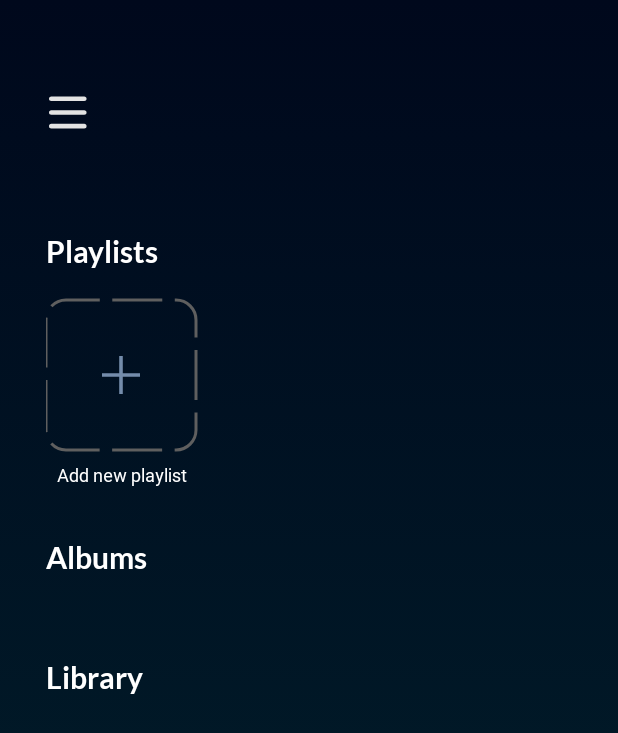
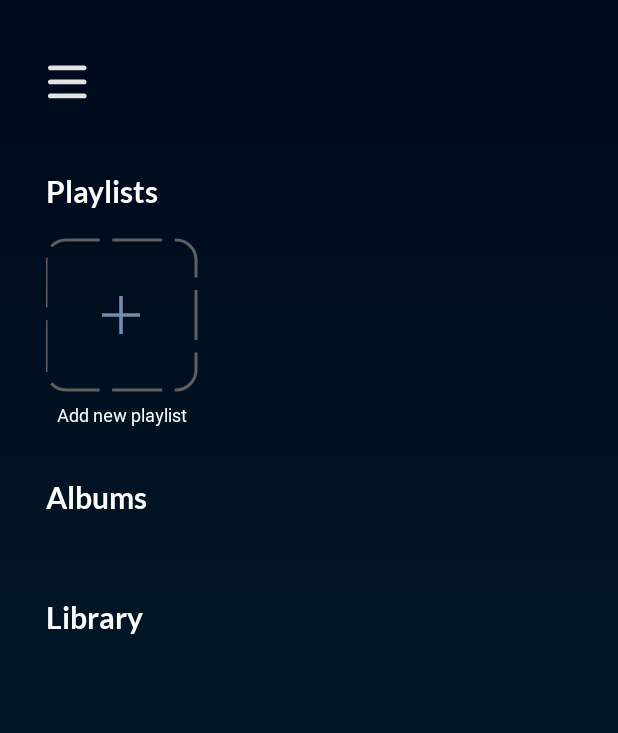
Before and after one commit to DimaSidukov/Sparvel, an Android app built with Jetpack Compose: the screen it shows after launch (MainActivity), on a phone screen of 412 x 824 dp. Shown: the top 733 px of the screen. Run offline under Robolectric (Android 15) with nearby library versions, the phone set to English and light mode, and no system bars; our stand-ins replace accompanist; Roboto replaces fonts that are not available here; 1 statement that could not run was skipped.

Commit message:
simplify layouts of touchable elements

```diff
--- a/app/src/main/java/com/sidukov/sparvel/core/widgets/MenuSearchPanel.kt
+++ b/app/src/main/java/com/sidukov/sparvel/core/widgets/MenuSearchPanel.kt
@@ -1,15 +1,14 @@
 package com.sidukov.sparvel.core.widgets
 
-import androidx.compose.foundation.Image
 import androidx.compose.foundation.clickable
 import androidx.compose.foundation.interaction.MutableInteractionSource
 import androidx.compose.foundation.layout.*
 import androidx.compose.material.ripple.rememberRipple
+import androidx.compose.material3.Icon
 import androidx.compose.runtime.Composable
 import androidx.compose.runtime.remember
 import androidx.compose.ui.Alignment
 import androidx.compose.ui.Modifier
-import androidx.compose.ui.graphics.ColorFilter
 import androidx.compose.ui.res.painterResource
 import androidx.compose.ui.unit.dp
 import com.sidukov.sparvel.R
@@ -26,38 +25,31 @@ fun MenuSearchPanel(
         modifier = Modifier
             .systemBarsPadding()
     ) {
-        Box(
+        Row(
             modifier = Modifier
-                .padding(end = 30.dp, bottom = 30.dp, top = 30.dp)
                 .fillMaxWidth()
+                .padding(end = 30.dp, bottom = 30.dp, top = 30.dp),
+            verticalAlignment = Alignment.CenterVertically
         ) {
-            Box(
+            Icon(
+                painter = painterResource(id = R.drawable.ic_menu),
+                contentDescription = null,
+                tint = SparvelTheme.colors.navigation,
                 modifier = Modifier
-                    .padding(20.dp)
-                    .size(50.dp)
-                    .align(Alignment.CenterStart)
+                    .padding(start = 20.dp)
                     .clickable(
-                        interactionSource = remember { MutableInteractionSource() },
+                        interactionSource = remember {
+                            MutableInteractionSource()
+                        },
                         indication = rememberRipple(
                             radius = 25.dp
                         ),
                         onClick = onMenuClicked
                     )
-            ) {
-                Image(
-                    painter = painterResource(id = R.drawable.ic_menu),
-                    contentDescription = null,
-                    modifier = Modifier
-                        .size(25.dp)
-                        .align(Alignment.Center),
-                    colorFilter = ColorFilter.tint(SparvelTheme.colors.navigation)
-                )
-            }
-            SearchBar(
-                modifier = Modifier
-                    .padding(start = 80.dp)
-                    .align(Alignment.CenterStart)
-            ) {
+                    .size(50.dp)
+                    .padding(12.dp)
+            )
+            SearchBar(modifier = Modifier.padding(start = 15.dp)) {
                 onTextUpdated(it)
             }
         }
```
